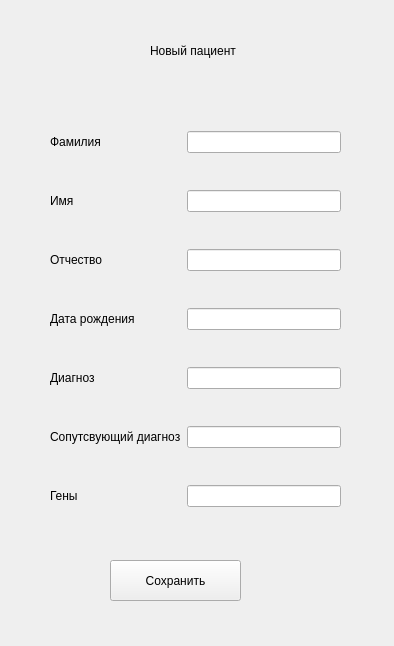
The window that UIs/CreatePatientWindow.ui (stlad/MedicalAnalyzer) describes before a commit, drawn with Qt 5.
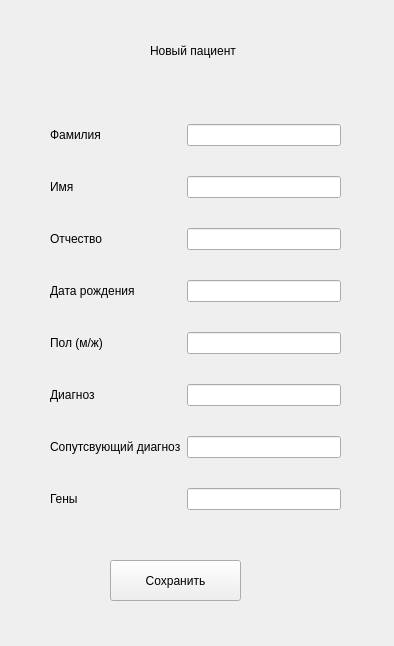
The same window after the commit.

```diff
--- a/UIs/CreatePatientWindow.ui
+++ b/UIs/CreatePatientWindow.ui
@@ -23,23 +23,19 @@
     </rect>
    </property>
    <layout class="QGridLayout" name="gridLayout">
-    <item row="0" column="1">
-     <widget class="QLineEdit" name="lineEdit_1"/>
+    <item row="6" column="0">
+     <widget class="QLabel" name="label_6">
+      <property name="text">
+       <string>Сопутсвующий диагноз</string>
+      </property>
+     </widget>
     </item>
-    <item row="6" column="1">
-     <widget class="QLineEdit" name="lineEdit_7"/>
-    </item>
-    <item row="3" column="1">
-     <widget class="QLineEdit" name="lineEdit_4"/>
-    </item>
-    <item row="4" column="1">
-     <widget class="QLineEdit" name="lineEdit_5"/>
-    </item>
-    <item row="5" column="1">
-     <widget class="QLineEdit" name="lineEdit_6"/>
-    </item>
-    <item row="2" column="1">
-     <widget class="QLineEdit" name="lineEdit_3"/>
+    <item row="7" column="0">
+     <widget class="QLabel" name="label_7">
+      <property name="text">
+       <string>Гены</string>
+      </property>
+     </widget>
     </item>
     <item row="1" column="1">
      <widget class="QLineEdit" name="lineEdit_2"/>
@@ -51,17 +47,16 @@
       </property>
      </widget>
     </item>
-    <item row="1" column="0">
-     <widget class="QLabel" name="label_2">
-      <property name="text">
-       <string>Имя</string>
-      </property>
-     </widget>
+    <item row="6" column="1">
+     <widget class="QLineEdit" name="lineEdit_6"/>
     </item>
-    <item row="2" column="0">
-     <widget class="QLabel" name="label_3">
+    <item row="2" column="1">
+     <widget class="QLineEdit" name="lineEdit_3"/>
+    </item>
+    <item row="5" column="0">
+     <widget class="QLabel" name="label_5">
       <property name="text">
-       <string>Отчество</string>
+       <string>Диагноз</string>
       </property>
      </widget>
     </item>
@@ -72,24 +67,39 @@
       </property>
      </widget>
     </item>
+    <item row="2" column="0">
+     <widget class="QLabel" name="label_3">
+      <property name="text">
+       <string>Отчество</string>
+      </property>
+     </widget>
+    </item>
+    <item row="1" column="0">
+     <widget class="QLabel" name="label_2">
+      <property name="text">
+       <string>Имя</string>
+      </property>
+     </widget>
+    </item>
+    <item row="5" column="1">
+     <widget class="QLineEdit" name="lineEdit_5"/>
+    </item>
+    <item row="0" column="1">
+     <widget class="QLineEdit" name="lineEdit_1"/>
+    </item>
+    <item row="7" column="1">
+     <widget class="QLineEdit" name="lineEdit_7"/>
+    </item>
+    <item row="3" column="1">
+     <widget class="QLineEdit" name="lineEdit_4"/>
+    </item>
+    <item row="4" column="1">
+     <widget class="QLineEdit" name="lineEdit_8"/>
+    </item>
     <item row="4" column="0">
-     <widget class="QLabel" name="label_5">
+     <widget class="QLabel" name="label_9">
       <property name="text">
-       <string>Диагноз</string>
-      </property>
-     </widget>
-    </item>
-    <item row="5" column="0">
-     <widget class="QLabel" name="label_6">
-      <property name="text">
-       <string>Сопутсвующий диагноз</string>
-      </property>
-     </widget>
-    </item>
-    <item row="6" column="0">
-     <widget class="QLabel" name="label_7">
-      <property name="text">
-       <string>Гены</string>
+       <string>Пол (м/ж)</string>
       </property>
      </widget>
     </item>
```
